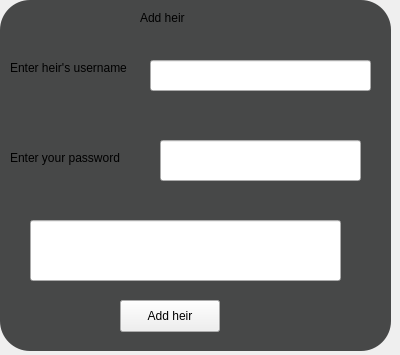
Before: the Qt Designer form forms/addheir.ui in IVAndreev21/YRT, drawn with Qt 5.
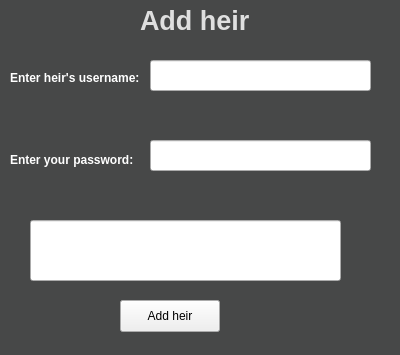
After: the same form once the commit is applied.

```diff
--- a/forms/addheir.ui
+++ b/forms/addheir.ui
@@ -13,32 +13,6 @@
   <property name="windowTitle">
    <string>Form</string>
   </property>
-  <widget class="QLabel" name="add_LA">
-   <property name="geometry">
-    <rect>
-     <x>140</x>
-     <y>10</y>
-     <width>91</width>
-     <height>16</height>
-    </rect>
-   </property>
-   <property name="text">
-    <string>Add heir</string>
-   </property>
-  </widget>
-  <widget class="QLabel" name="addUsername_LA">
-   <property name="geometry">
-    <rect>
-     <x>10</x>
-     <y>60</y>
-     <width>131</width>
-     <height>16</height>
-    </rect>
-   </property>
-   <property name="text">
-    <string>Enter heir's username</string>
-   </property>
-  </widget>
   <widget class="QLineEdit" name="heir_LE">
    <property name="geometry">
     <rect>
@@ -62,26 +36,13 @@
     <string/>
    </property>
   </widget>
-  <widget class="QLabel" name="enterPass_LA">
-   <property name="geometry">
-    <rect>
-     <x>10</x>
-     <y>150</y>
-     <width>131</width>
-     <height>16</height>
-    </rect>
-   </property>
-   <property name="text">
-    <string>Enter your password</string>
-   </property>
-  </widget>
   <widget class="QLineEdit" name="password_LE">
    <property name="geometry">
     <rect>
-     <x>160</x>
+     <x>150</x>
      <y>140</y>
-     <width>201</width>
-     <height>41</height>
+     <width>221</width>
+     <height>31</height>
     </rect>
    </property>
   </widget>
@@ -113,13 +74,13 @@
     <rect>
      <x>0</x>
      <y>0</y>
-     <width>391</width>
-     <height>351</height>
+     <width>411</width>
+     <height>361</height>
     </rect>
    </property>
    <property name="styleSheet">
     <string notr="true">background-color: rgb(71, 72, 72);
-border-radius:30px;</string>
+</string>
    </property>
    <widget class="QLabel" name="securityQuestion_LA">
     <property name="geometry">
@@ -134,6 +95,70 @@
      <string/>
     </property>
    </widget>
+   <widget class="QLabel" name="LogIn_LA">
+    <property name="geometry">
+     <rect>
+      <x>140</x>
+      <y>0</y>
+      <width>131</width>
+      <height>40</height>
+     </rect>
+    </property>
+    <property name="font">
+     <font>
+      <pointsize>20</pointsize>
+      <bold>true</bold>
+     </font>
+    </property>
+    <property name="styleSheet">
+     <string notr="true">color:rgba(255, 255, 255, 210);</string>
+    </property>
+    <property name="text">
+     <string>Add heir</string>
+    </property>
+   </widget>
+   <widget class="QLabel" name="addUsername_LA">
+    <property name="geometry">
+     <rect>
+      <x>10</x>
+      <y>70</y>
+      <width>131</width>
+      <height>16</height>
+     </rect>
+    </property>
+    <property name="font">
+     <font>
+      <bold>true</bold>
+     </font>
+    </property>
+    <property name="styleSheet">
+     <string notr="true">color: rgb(255, 255, 255);</string>
+    </property>
+    <property name="text">
+     <string>Enter heir's username:</string>
+    </property>
+   </widget>
+   <widget class="QLabel" name="enterPass_LA">
+    <property name="geometry">
+     <rect>
+      <x>10</x>
+      <y>150</y>
+      <width>131</width>
+      <height>20</height>
+     </rect>
+    </property>
+    <property name="font">
+     <font>
+      <bold>true</bold>
+     </font>
+    </property>
+    <property name="styleSheet">
+     <string notr="true">color: rgb(255, 255, 255);</string>
+    </property>
+    <property name="text">
+     <string>Enter your password:</string>
+    </property>
+   </widget>
   </widget>
   <zorder>widget</zorder>
   <zorder>add_LA</zorder>
```
Left out of the diff: 11 changed lines with no effect on the pictures.
